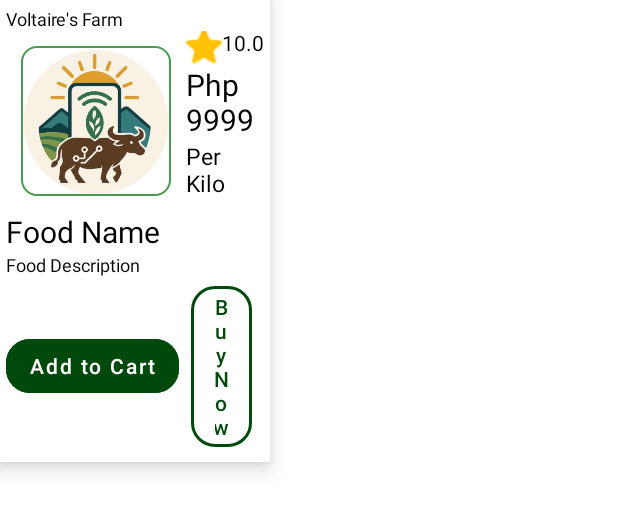
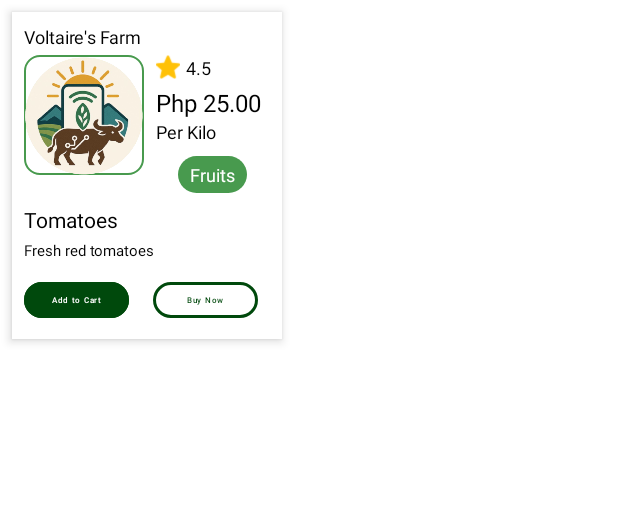
Before and after one commit to Gnashal/AgriKita-frontend, an Android app: the layout product_card.xml on its own in the app's theme, with its tools: preview values and no code run, on a phone screen of 412 x 824 dp. Shown: the top 511 px of the screen. Run offline under Robolectric (Android 15) with nearby library versions, the phone set to English and light mode, and no system bars.

Commit message:
The layout has been fixed. Implementing the other features

```diff
--- a/app/src/main/res/drawable/category_button_rounded_edge.xml
+++ b/app/src/main/res/drawable/category_button_rounded_edge.xml
@@ -2,13 +2,13 @@
 <selector xmlns:android="http://schemas.android.com/apk/res/android">
     <item android:state_pressed="true">
         <shape android:shape="rectangle">
-            <solid android:color="#B7E4C7" /> <!-- Darker green when pressed -->
+            <solid android:color="@color/agrikita_dark_green" />
             <corners android:radius="30dp" />
         </shape>
     </item>
     <item>
         <shape android:shape="rectangle">
-            <solid android:color="#D0CECE" /> <!-- Default green -->
+            <solid android:color="#D0CECE" />
             <corners android:radius="30dp" />
         </shape>
     </item>
--- a/app/src/main/res/layout/product_card.xml
+++ b/app/src/main/res/layout/product_card.xml
@@ -4,127 +4,144 @@
     xmlns:tools="http://schemas.android.com/tools"
     android:layout_width="180dp"
     android:layout_height="wrap_content"
-    android:elevation="8dp"
+    android:layout_margin="8dp"
+    android:elevation="4dp"
     android:background="@color/white"
-    android:padding="4dp">
+    android:padding="8dp">
 
     <LinearLayout
         android:layout_width="match_parent"
         android:layout_height="wrap_content"
-        android:gravity="center"
         android:orientation="vertical"
         app:layout_constraintTop_toTopOf="parent"
         app:layout_constraintBottom_toBottomOf="parent"
         app:layout_constraintStart_toStartOf="parent"
         app:layout_constraintEnd_toEndOf="parent">
 
+        <!-- Seller Name -->
         <TextView
             android:id="@+id/productcard_seller_name"
             android:layout_width="match_parent"
             android:layout_height="wrap_content"
-            android:textSize="12dp"
+            android:textSize="12sp"
             android:textColor="@color/black"
+            android:ellipsize="end"
+            android:maxLines="1"
             android:text="Voltaire's Farm" />
 
+        <!-- Product Image and Basic Info -->
         <LinearLayout
             android:layout_width="match_parent"
-            android:layout_height="match_parent"
-            android:gravity="center"
-            android:orientation="horizontal">
+            android:layout_height="wrap_content"
+            android:orientation="horizontal"
+            android:layout_marginTop="4dp">
 
+            <!-- Product Image -->
             <FrameLayout
-                android:layout_width="100dp"
-                android:layout_height="100dp"
-                android:layout_margin="10dp">
+                android:layout_width="80dp"
+                android:layout_height="80dp"
+                android:layout_marginEnd="8dp">
 
                 <ImageView
                     android:id="@+id/productcard_product_image"
-                    android:layout_width="wrap_content"
-                    android:layout_height="wrap_content"
+                    android:layout_width="match_parent"
+                    android:layout_height="match_parent"
+                    android:scaleType="centerCrop"
                     android:background="@drawable/product_card_rounded_edges"
                     app:srcCompat="@drawable/agrikita_logo_circle" />
             </FrameLayout>
 
+            <!-- Price and Rating -->
             <LinearLayout
-                android:layout_width="match_parent"
-                android:layout_height="match_parent"
+                android:layout_width="0dp"
+                android:layout_height="wrap_content"
+                android:layout_weight="1"
                 android:gravity="center"
                 android:orientation="vertical">
 
+                <!-- Rating -->
                 <LinearLayout
                     android:layout_width="match_parent"
                     android:layout_height="wrap_content"
-                    android:orientation="horizontal">
+                    android:orientation="horizontal"
+                    android:gravity="center_vertical">
 
                     <ImageView
-                        android:layout_width="wrap_content"
-                        android:layout_height="wrap_content"
+                        android:layout_width="16dp"
+                        android:layout_height="16dp"
                         app:srcCompat="@drawable/product_card_star" />
 
                     <TextView
                         android:id="@+id/productcard_product_rating"
                         android:layout_width="wrap_content"
                         android:layout_height="wrap_content"
+                        android:layout_marginStart="4dp"
+                        android:textSize="12sp"
                         android:textColor="@color/black"
-                        android:text="10.0" />
-
+                        android:text="4.5" />
                 </LinearLayout>
 
+                <!-- Price -->
                 <TextView
                     android:id="@+id/productcard_product_price"
                     android:layout_width="match_parent"
                     android:layout_height="wrap_content"
-                    android:textSize="20dp"
+                    android:layout_marginTop="4dp"
+                    android:textSize="16sp"
                     android:textColor="@color/black"
-                    android:text="Php 9999" />
+                    android:text="Php 25.00" />
 
+                <!-- Unit -->
                 <TextView
                     android:layout_width="match_parent"
                     android:layout_height="wrap_content"
-                    android:textSize="15dp"
+                    android:textSize="12sp"
                     android:textColor="@color/black"
                     android:text="Per Kilo" />
 
+                <!-- Category Tag -->
                 <TextView
                     android:id="@+id/productcard_product_category"
                     android:layout_width="wrap_content"
                     android:layout_height="wrap_content"
-                    android:layout_marginTop="10dp"
+                    android:layout_marginTop="8dp"
                     android:background="@drawable/product_card_round_tag"
-                    android:padding="6dp"
-                    android:textSize="18dp"
+                    android:paddingHorizontal="8dp"
+                    android:paddingVertical="4dp"
+                    android:textSize="12sp"
                     android:textColor="@color/white"
-                    android:text="Unobtainable" />
+                    android:text="Fruits" />
+            </LinearLayout>
         </LinearLayout>
 
-        </LinearLayout>
-
-        <LinearLayout
-            android:layout_width="match_parent"
-            android:layout_height="match_parent"
-            android:orientation="vertical">
-
+        <!-- Product Name and Description -->
         <TextView
             android:id="@+id/productcard_product_name"
             android:layout_width="match_parent"
             android:layout_height="wrap_content"
-                android:textSize="20dp"
+            android:layout_marginTop="8dp"
+            android:textSize="14sp"
             android:textColor="@color/black"
-                android:text="Food Name" />
+            android:ellipsize="end"
+            android:maxLines="1"
+            android:text="Tomatoes" />
 
         <TextView
             android:id="@+id/productcard_product_description"
             android:layout_width="match_parent"
             android:layout_height="wrap_content"
-                android:textSize="12dp"
+            android:layout_marginTop="4dp"
+            android:textSize="10sp"
             android:textColor="@color/black"
-                android:text="Food Description" />
-        </LinearLayout>
+            android:ellipsize="end"
+            android:maxLines="2"
+            android:text="Fresh red tomatoes" />
 
+        <!-- Action Buttons -->
         <LinearLayout
             android:layout_width="match_parent"
-            android:layout_height="match_parent"
-            android:gravity="center"
+            android:layout_height="wrap_content"
+            android:layout_marginTop="8dp"
             android:orientation="horizontal">
 
             <com.google.android.material.button.MaterialButton
--- a/app/src/main/res/values/styles.xml
+++ b/app/src/main/res/values/styles.xml
@@ -5,8 +5,11 @@
         <item name="android:background">@drawable/category_button_rounded_edge</item>
         <item name="android:textColor">#000000</item>
         <item name="android:textAllCaps">false</item>
-        <item name="android:layout_height">wrap_content</item>
-        <item name="android:layout_width">wrap_content</item>
+        <item name="android:textSize">12dp</item>
+        <item name="android:textAlignment">center</item>
+        <item name="android:layout_height">40dp</item>
+        <item name="android:layout_width">0dp</item>
+        <item name="android:layout_weight">1</item>
         <item name="android:stateListAnimator">@null</item>
     </style>
 
@@ -18,8 +21,10 @@
         <item name="strokeWidth">2dp</item>
         <item name="android:textColor">@color/white</item>
         <item name="android:textAllCaps">false</item>
-        <item name="android:layout_height">wrap_content</item>
-        <item name="android:layout_width">wrap_content</item>
+        <item name="android:textSize">5dp</item>
+        <item name="android:layout_height">36dp</item>
+        <item name="android:layout_width">0dp</item>
+        <item name="android:layout_weight">1</item>
         <item name="android:stateListAnimator">@null</item>
     </style>
 
@@ -31,8 +36,11 @@
         <item name="strokeWidth">2dp</item>
         <item name="android:textColor">@color/agrikita_dark_green</item>
         <item name="android:textAllCaps">false</item>
-        <item name="android:layout_height">wrap_content</item>
-        <item name="android:layout_width">wrap_content</item>
+        <item name="android:textSize">5dp</item>
+        <item name="android:layout_height">36dp</item>
+        <item name="android:layout_width">0dp</item>
+        <item name="android:layout_weight">1</item>
+        <item name="android:layout_marginStart">8dp</item>
         <item name="android:stateListAnimator">@null</item>
     </style>
 </resources>
```
Also changed, not shown: app/src/main/java/mobdev/agrikita/adapters/ProductAdapter.java (+36 -37 lines), app/src/main/java/mobdev/agrikita/pages/Marketplace.java (+10 -2 lines), app/src/main/res/layout/activity_marketplace.xml (+29 -38 lines), app/src/main/res/drawable/test_carrot.png (added), app/src/main/res/drawable/test_eggs.png (added), app/src/main/res/drawable/test_onion.png (added), app/src/main/res/drawable/test_rice.png (added). Lines whose indentation alone changed are shown as unchanged.
